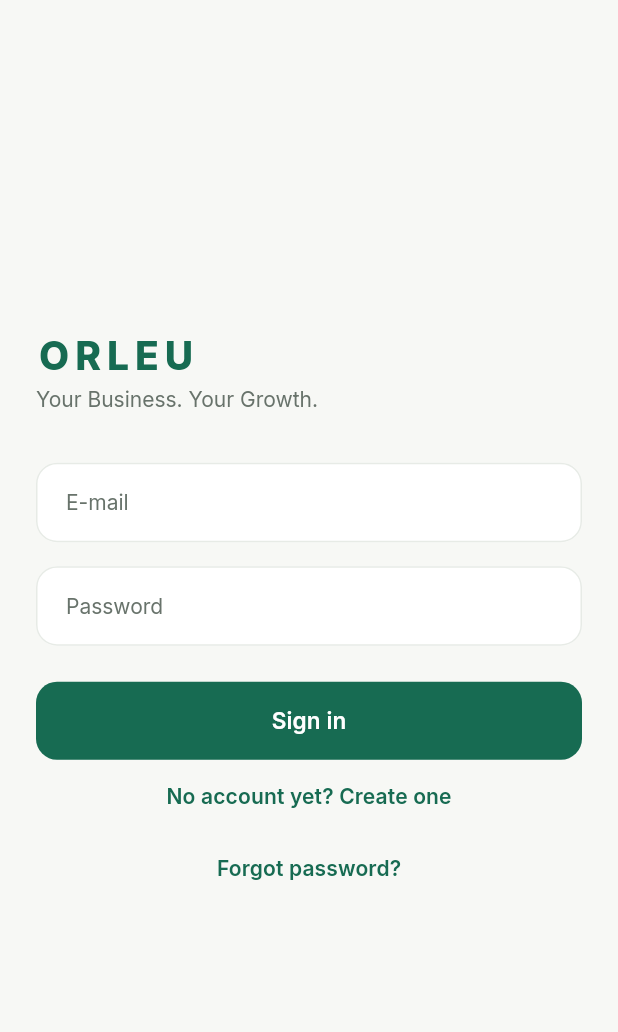
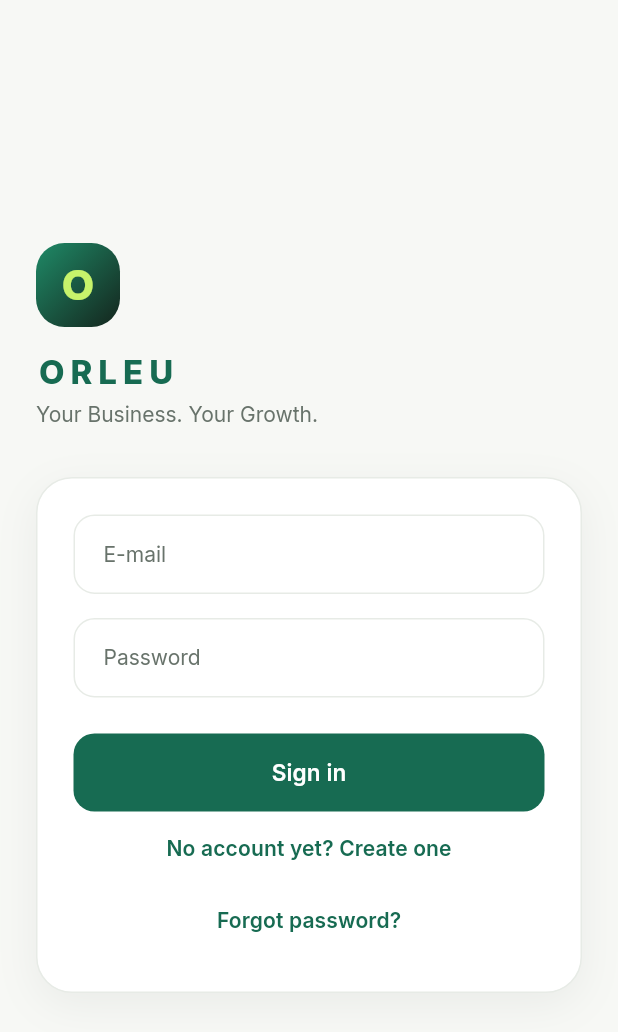
Before and after one commit to ADatkashov/orleu, a Flutter app: the screen it shows after launch, on a phone screen of 412 x 824 dp. Shown: the top 1032 px of the screen. Run offline on Flutter 3.47's test engine with Material 3 defaults, Android fonts, the phone set to English and light mode, and no system bars; our stand-ins replace dio, file_picker, flutter_riverpod, flutter_secure_storage, go_router, shared_preferences and 1 more; accounts and stored records are empty.

Commit message:
Auth screens, services and employees lists on shared components

```diff
--- a/mobile/lib/core/widgets/domain_cards.dart
+++ b/mobile/lib/core/widgets/domain_cards.dart
@@ -119,7 +119,8 @@ class ServiceCard extends StatelessWidget {
   final String currency;
   final VoidCallback? onTap;
   final Widget? trailing;
-  const ServiceCard({super.key, required this.service, required this.currency, this.onTap, this.trailing});
+  final String? subtitleExtra;
+  const ServiceCard({super.key, required this.service, required this.currency, this.onTap, this.trailing, this.subtitleExtra});
   @override
   Widget build(BuildContext context) {
     final l = AppLocalizations.of(context);
@@ -140,7 +141,7 @@ class ServiceCard extends StatelessWidget {
             child: Column(crossAxisAlignment: CrossAxisAlignment.start, children: [
               Text(s.name, maxLines: 1, overflow: TextOverflow.ellipsis, style: t.textTheme.titleSmall?.copyWith(fontSize: 15)),
               const SizedBox(height: 2),
-              Text('${s.durationMinutes} ${l.minutesShort}', style: t.textTheme.bodySmall),
+              Text('${s.durationMinutes} ${l.minutesShort}${subtitleExtra == null ? '' : ' · $subtitleExtra'}', style: t.textTheme.bodySmall),
             ]),
           ),
           const SizedBox(width: AppSpacing.sm),
--- a/mobile/lib/features/auth/auth_screens.dart
+++ b/mobile/lib/features/auth/auth_screens.dart
@@ -6,6 +6,7 @@ import '../../core/api/api_client.dart';
 import '../../core/data/auth_controller.dart';
 import '../../core/design/tokens.dart';
 import '../../core/errors.dart';
+import '../../core/widgets/widgets.dart';
 import '../../l10n/gen/app_localizations.dart';
 
 final _emailRe = RegExp(r'^[^@\s]+@[^@\s]+\.[^@\s]+$');
@@ -13,28 +14,55 @@ final _emailRe = RegExp(r'^[^@\s]+@[^@\s]+\.[^@\s]+$');
 class _AuthScaffold extends StatelessWidget {
   final List<Widget> children;
   const _AuthScaffold({required this.children});
+
   @override
   Widget build(BuildContext context) {
     final l = AppLocalizations.of(context);
     final t = Theme.of(context);
+    final wide = AppBreakpoints.isWide(context);
+    Widget wordmark({Color? color}) => Text(l.appName, style: t.textTheme.headlineSmall?.copyWith(color: color, letterSpacing: 4, fontWeight: FontWeight.w800));
+    final form = SingleChildScrollView(
+      padding: EdgeInsets.all(wide ? AppSpacing.xl : AppSpacing.lg),
+      child: ConstrainedBox(
+        constraints: const BoxConstraints(maxWidth: 420),
+        child: Column(crossAxisAlignment: CrossAxisAlignment.stretch, children: [
+          if (!wide) ...[
+            const Align(alignment: Alignment.centerLeft, child: LogoMark(size: 56)),
+            const SizedBox(height: AppSpacing.md),
+            wordmark(color: t.colorScheme.primary),
+            const SizedBox(height: AppSpacing.xs),
+            Text(l.tagline, style: t.textTheme.bodyMedium?.copyWith(color: t.colorScheme.onSurfaceVariant)),
+            const SizedBox(height: AppSpacing.xl),
+          ],
+          AppCard(
+            padding: const EdgeInsets.all(AppSpacing.lg), radius: AppRadius.hero, elevated: true,
+            child: Column(crossAxisAlignment: CrossAxisAlignment.stretch, children: children),
+          ),
+        ]),
+      ),
+    );
+    if (!wide) return Scaffold(body: SafeArea(child: Center(child: form)));
+    final p = context.palette;
     return Scaffold(
-      body: SafeArea(
-        child: Center(
-          child: SingleChildScrollView(
-            padding: const EdgeInsets.all(AppSpacing.lg),
-            child: ConstrainedBox(
-              constraints: const BoxConstraints(maxWidth: 420),
-              child: Column(crossAxisAlignment: CrossAxisAlignment.stretch, children: [
-                Text(l.appName, style: t.textTheme.headlineMedium?.copyWith(color: t.colorScheme.primary, letterSpacing: 4)),
-                const SizedBox(height: AppSpacing.xs),
-                Text(l.tagline, style: t.textTheme.bodyMedium?.copyWith(color: t.colorScheme.onSurfaceVariant)),
-                const SizedBox(height: AppSpacing.xl),
-                ...children,
+      body: Row(children: [
+        Expanded(
+          child: Container(
+            decoration: BoxDecoration(gradient: AppGradients.heroOf(context)),
+            padding: const EdgeInsets.all(AppSpacing.xxl),
+            child: Stack(children: [
+              Positioned(right: -120, top: -120, child: ExcludeSemantics(child: Container(width: 380, height: 380, decoration: BoxDecoration(shape: BoxShape.circle, border: Border.all(color: p.heroAccent.withValues(alpha: 0.1), width: 56))))),
+              Column(mainAxisAlignment: MainAxisAlignment.center, crossAxisAlignment: CrossAxisAlignment.start, children: [
+                const LogoMark(size: 64),
+                const SizedBox(height: AppSpacing.lg),
+                wordmark(color: p.onHero),
+                const SizedBox(height: AppSpacing.sm + 4),
+                Text(l.tagline, style: t.textTheme.headlineMedium?.copyWith(color: p.heroAccent, height: 1.25)),
               ]),
-            ),
+            ]),
           ),
         ),
-      ),
+        Expanded(child: SafeArea(child: Center(child: form))),
+      ]),
     );
   }
 }
```
Also changed, not shown: mobile/lib/features/setup/employees_screen.dart (+9 -8 lines), mobile/lib/features/setup/services_screen.dart (+7 -8 lines), 1 other file.
